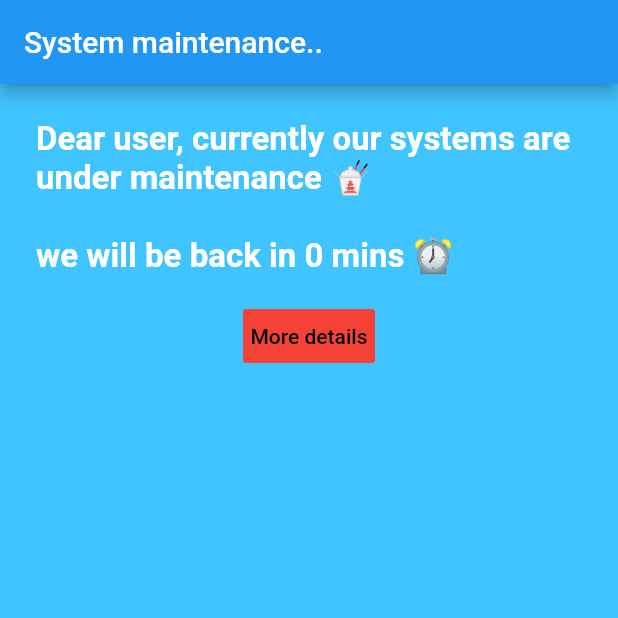
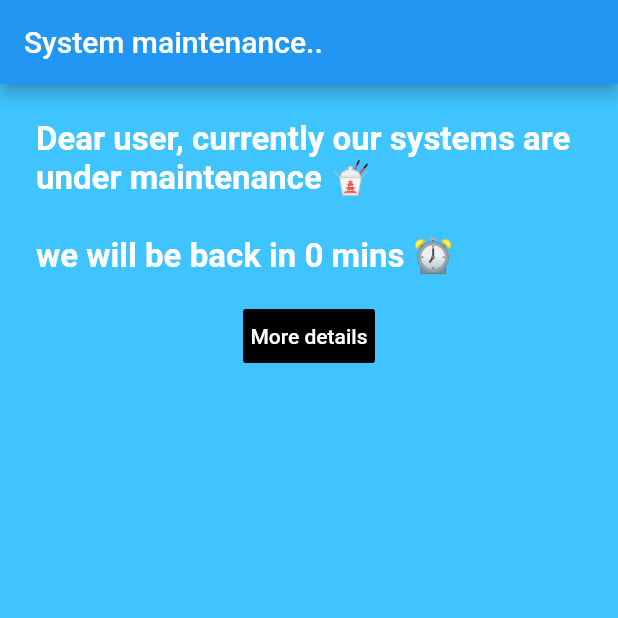
Before and after one commit to ratzr15/flutter-mainteance-screen, a Flutter app: the screen it shows after launch, on a phone screen of 412 x 824 dp, the top half of it. Run offline on Flutter 3.47's test engine with Material 2 defaults, Android fonts, the phone set to English and light mode, and no system bars.

```diff
--- a/lib/app_screens/first_screen.dart
+++ b/lib/app_screens/first_screen.dart
@@ -24,8 +24,8 @@ class FirstScreen extends StatelessWidget {
                 padding: EdgeInsets.all(0.0),
                 child: FlatButton(
                     padding: EdgeInsets.all(0),
-                    textColor: Colors.black,
-                    color: Colors.red,
+                    textColor: Colors.white,
+                    color: Colors.black,
                     onPressed: () {
                       _navigateToNextScreen(context);
                     },
```
Also changed, not shown: 3 other files.
